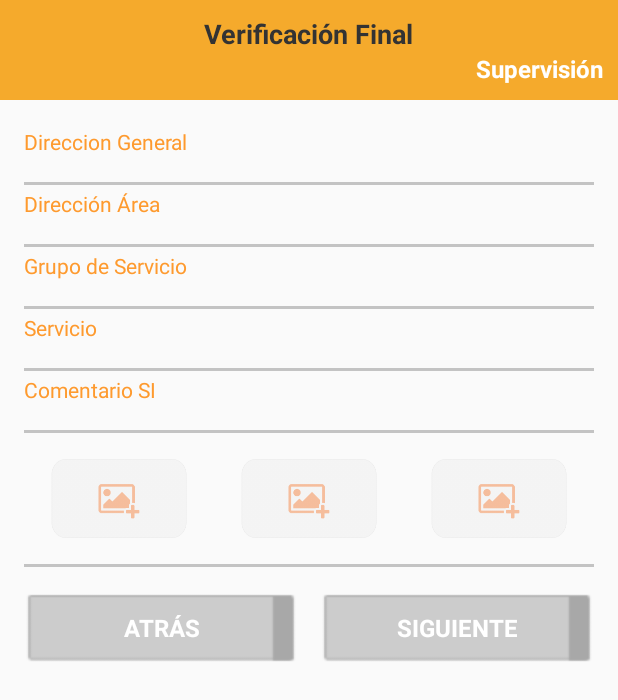
After one commit to alexym/Operaciones, an Android app: the layout activity_detalle2_info.xml on its own in the app's theme, with its tools: preview values and no code run, on a phone screen of 412 x 824 dp. The commit adds this screen. Shown: the top 700 px of the screen. Run offline under Robolectric (Android 15) with nearby library versions, the phone set to English and light mode, and no system bars.

Commit message:
version estable con las correcciones solicitadas sin la carga de imagenes al servidor

```diff
--- a/app/src/debug/res/values/arrays.xml
+++ b/app/src/debug/res/values/arrays.xml
@@ -152,7 +152,7 @@
         <item>No</item>
     </string-array>
     <string-array name="estadoOperacion">
-        <item>Atendido</item>
+        <item>Atendido (+)</item>
     </string-array>
     <string-array name="unidadMedida">
         <item>No Aplica</item>
--- a/app/src/main/AndroidManifest.xml
+++ b/app/src/main/AndroidManifest.xml
@@ -81,6 +81,10 @@
             android:label="@string/title_activity_detalle3_reporte"
             android:screenOrientation="portrait" >
         </activity>
+        <activity
+            android:name=".Detalle2Info"
+            android:label="@string/title_activity_detalle2_info" >
+        </activity>
     </application>
 
 </manifest>
--- a/app/src/main/java/com/agu/operaciones/fragments/FotosYComentario.java
+++ b/app/src/main/java/com/agu/operaciones/fragments/FotosYComentario.java
@@ -189,6 +189,8 @@ public class FotosYComentario extends Fragment {
             descripcionEditText.setText("");
         }else{
             descripcionEditText.setText(mParam2);
+            bundle.putString(COMENTVAL,mParam2);
+            mListener.onFragmentInteraction(bundle);
         }
 
 
--- /dev/null
+++ b/app/src/main/res/layout/activity_detalle2_info.xml
@@ -0,0 +1,329 @@
+
+<LinearLayout xmlns:android="http://schemas.android.com/apk/res/android"
+    xmlns:tools="http://schemas.android.com/tools"
+    android:layout_width="match_parent"
+    android:layout_height="match_parent"
+    android:background="#fafafa"
+    android:orientation="vertical"
+    tools:context="com.AGU.supervisorKitKat.conclusion.ConclusionDetalle2Info" >
+
+    <LinearLayout
+        android:layout_width="match_parent"
+        android:layout_height="wrap_content"
+        android:background="@color/orange_bar"
+        android:orientation="vertical"
+        android:paddingBottom="10dp"
+        android:paddingLeft="10dp"
+        android:paddingRight="10dp"
+        android:paddingTop="10dp">
+        <TextView
+            android:id="@+id/tituluR_textView"
+            android:layout_width="wrap_content"
+            android:layout_height="wrap_content"
+            android:layout_weight="1"
+            android:layout_gravity="center"
+            android:text="Verificación Final"
+            style="@style/textoEtapa"/>
+
+        <LinearLayout
+            android:layout_width="wrap_content"
+            android:layout_height="wrap_content"
+            android:layout_weight="1"
+            android:orientation="horizontal">
+            <RelativeLayout
+                android:layout_width="wrap_content"
+                android:layout_height="wrap_content">
+                <TextView
+                    android:id="@+id/tituloNumTicket2"
+                    android:layout_width="wrap_content"
+                    android:layout_height="wrap_content"
+                    android:layout_gravity="start"
+                    style="@style/textoNavBar" />
+            </RelativeLayout>
+            <RelativeLayout
+                android:layout_width="wrap_content"
+                android:layout_height="wrap_content">
+                <TextView
+                    android:layout_width="match_parent"
+                    android:layout_height="wrap_content"
+                    android:gravity="end"
+                    android:text="Supervisión"
+                    style="@style/textoNavBar"/>
+            </RelativeLayout>
+
+        </LinearLayout>
+
+    </LinearLayout>
+    <ScrollView
+        android:layout_width="fill_parent"
+        android:layout_height="fill_parent" >
+
+        <TableLayout
+            android:layout_width="fill_parent"
+            android:layout_height="fill_parent"
+            android:paddingBottom="@dimen/activity_vertical_margin"
+            android:paddingLeft="@dimen/activity_horizontal_margin"
+            android:paddingRight="@dimen/activity_horizontal_margin"
+            android:paddingTop="@dimen/activity_vertical_margin"
+            android:stretchColumns="1" >
+
+            <TableRow
+                android:layout_width="fill_parent"
+                android:layout_height="wrap_content" >
+
+                <LinearLayout
+                    android:layout_width="0dip"
+                    android:layout_height="wrap_content"
+                    android:layout_weight="1"
+                    android:orientation="vertical" >
+
+                    <LinearLayout
+                        android:layout_width="fill_parent"
+                        android:layout_height="wrap_content"
+                        android:orientation="horizontal" >
+
+                        <TextView
+                            android:layout_width="120dp"
+                            android:layout_height="wrap_content"
+                            android:text="Direccion General"
+                            android:textColor="@color/subtituloInfo" />
+
+                        <TextView
+                            android:id="@+id/dirGenC_textView"
+                            style="@style/textoCampos"
+                            android:layout_width="wrap_content"
+                            android:layout_height="wrap_content" />
+                    </LinearLayout>
+
+                    <ImageView
+
+                        android:layout_width="wrap_content"
+                        android:layout_height="wrap_content"
+                        android:paddingTop="@dimen/activity_vertical_margin"
+                        android:src="@drawable/separador" />
+                </LinearLayout>
+            </TableRow>
+
+            <TableRow>
+
+                <LinearLayout
+                    android:layout_width="0dip"
+                    android:layout_height="wrap_content"
+                    android:layout_weight="1"
+                    android:orientation="vertical" >
+
+                    <LinearLayout
+                        android:layout_width="fill_parent"
+                        android:layout_height="wrap_content"
+                        android:orientation="horizontal" >
+
+                        <TextView
+                            android:layout_width="120dp"
+                            android:layout_height="wrap_content"
+                            android:text="Dirección Área"
+                            android:textColor="@color/subtituloInfo" />
+
+                        <TextView
+                            android:id="@+id/dirAreC_textView"
+                            style="@style/textoCampos"
+                            android:layout_width="wrap_content"
+                            android:layout_height="wrap_content" />
+                    </LinearLayout>
+
+                    <ImageView
+
+                        android:layout_width="wrap_content"
+                        android:layout_height="wrap_content"
+                        android:paddingTop="@dimen/activity_vertical_margin"
+                        android:src="@drawable/separador" />
+                </LinearLayout>
+            </TableRow>
+
+            <TableRow>
+
+                <LinearLayout
+                    android:layout_width="0dip"
+                    android:layout_height="wrap_content"
+                    android:layout_weight="1"
+                    android:orientation="vertical" >
+
+                    <LinearLayout
+                        android:layout_width="fill_parent"
+                        android:layout_height="wrap_content"
+                        android:orientation="horizontal" >
+
+                        <TextView
+                            android:layout_width="120dp"
+                            android:layout_height="wrap_content"
+                            android:text="Grupo de Servicio"
+                            android:textColor="@color/subtituloInfo" />
+
+                        <TextView
+                            android:id="@+id/grupoServicioC_textView"
+                            style="@style/textoCampos"
+                            android:layout_width="wrap_content"
+                            android:layout_height="wrap_content" />
+                    </LinearLayout>
+
+                    <ImageView
+
+                        android:layout_width="wrap_content"
+                        android:layout_height="wrap_content"
+                        android:paddingTop="@dimen/activity_vertical_margin"
+                        android:src="@drawable/separador" />
+                </LinearLayout>
+            </TableRow>
+
+            <TableRow
+                android:layout_width="fill_parent"
+                android:layout_height="wrap_content" >
+
+                <LinearLayout
+                    android:layout_width="0dip"
+                    android:layout_height="wrap_content"
+                    android:layout_weight="1"
+                    android:orientation="vertical" >
+
+                    <LinearLayout
+                        android:layout_width="fill_parent"
+                        android:layout_height="wrap_content"
+                        android:orientation="horizontal" >
+
+                        <TextView
+                            android:layout_width="120dp"
+                            android:layout_height="wrap_content"
+                            android:text="Servicio"
+                            android:textColor="@color/subtituloInfo" />
+
+                        <TextView
+                            android:id="@+id/servicioC_textView"
+                            style="@style/textoCampos"
+                            android:layout_width="wrap_content"
+                            android:layout_height="wrap_content" />
+                    </LinearLayout>
+
+                    <ImageView
+
+                        android:layout_width="wrap_content"
+                        android:layout_height="wrap_content"
+                        android:paddingTop="@dimen/activity_vertical_margin"
+                        android:src="@drawable/separador" />
+                </LinearLayout>
+            </TableRow>
+
+            <TableRow>
+
+                <LinearLayout
+                    android:layout_width="0dip"
+                    android:layout_height="wrap_content"
+                    android:layout_weight="1"
+                    android:orientation="vertical" >
+
+                    <LinearLayout
+                        android:layout_width="fill_parent"
+                        android:layout_height="wrap_content"
+                        android:orientation="horizontal" >
+
+                        <TextView
+                            android:layout_width="120dp"
+                            android:layout_height="wrap_content"
+                            android:text="Comentario SI"
+                            android:textColor="@color/subtituloInfo" />
+
+                        <TextView
+                            android:id="@+id/comentarioSIC_textView"
+                            style="@style/textoCampos"
+                            android:layout_width="wrap_content"
+                            android:layout_height="wrap_content" />
+                    </LinearLayout>
+
+                    <ImageView
+
+                        android:layout_width="wrap_content"
+                        android:layout_height="wrap_content"
+                        android:paddingTop="@dimen/activity_vertical_margin"
+                        android:src="@drawable/separador" />
+                </LinearLayout>
+            </TableRow>
+
+            <TableRow>
+
+                <LinearLayout
+                    android:layout_width="0dip"
+                    android:layout_height="wrap_content"
+                    android:layout_weight="1"
+                    android:orientation="vertical" >
+
+                    <LinearLayout
+                        android:layout_width="fill_parent"
+                        android:layout_height="wrap_content"
+                        android:orientation="horizontal" >
+
+                        <ImageView
+                            android:id="@+id/img1_ImageView"
+                            android:layout_width="0dp"
+                            android:layout_height="70dp"
+                            android:layout_weight="1"
+                            android:paddingTop="@dimen/activity_vertical_margin"
+                            android:src="@drawable/fotodefault" />
+
+                        <ImageView
+                            android:id="@+id/img2_ImageView"
+                            android:layout_width="0dp"
+                            android:layout_height="70dp"
+                            android:layout_weight="1"
+                            android:paddingTop="@dimen/activity_vertical_margin"
+                            android:src="@drawable/fotodefault" />
+
+                        <ImageView
+                            android:id="@+id/img3_ImageView"
+                            android:layout_width="0dp"
+                            android:layout_height="70dp"
+                            android:layout_weight="1"
+                            android:paddingTop="@dimen/activity_vertical_margin"
+                            android:src="@drawable/fotodefault" />
+                    </LinearLayout>
+
+                    <ImageView
+                        android:id="@+id/imageView"
+                        android:layout_width="fill_parent"
+                        android:layout_height="wrap_content"
+                        android:paddingTop="@dimen/activity_vertical_margin"
+                        android:src="@drawable/separador" />
+                </LinearLayout>
+            </TableRow>
+
+            <TableRow>
+
+                <LinearLayout
+                    android:layout_width="0dip"
+                    android:layout_height="wrap_content"
+                    android:layout_weight="1"
+                    android:orientation="horizontal"
+                    android:paddingTop="@dimen/activity_vertical_margin" >
+
+                    <Button
+                        android:id="@+id/backbutton_conclusion2"
+                        style="@style/textoNavBar"
+                        android:layout_width="0dip"
+                        android:layout_height="wrap_content"
+                        android:layout_marginRight="7dp"
+                        android:layout_weight="1"
+                        android:background="@drawable/btn_atras"
+                        android:text="@string/atrasButton" />
+
+                    <Button
+                        android:id="@+id/siguienteC_button"
+                        style="@style/textoNavBar"
+                        android:layout_width="0dip"
+                        android:layout_height="wrap_content"
+                        android:layout_marginLeft="7dp"
+                        android:layout_weight="1"
+                        android:background="@drawable/siguiente_menu"
+                        android:text="@string/siguienteButton" />
+                </LinearLayout>
+            </TableRow>
+        </TableLayout>
+    </ScrollView>
+
+</LinearLayout>
--- a/app/src/main/res/layout/fragment_spinners_supervision_editable.xml
+++ b/app/src/main/res/layout/fragment_spinners_supervision_editable.xml
@@ -106,7 +106,8 @@
                 <EditText
                     android:id="@+id/cantidad_edittext"
                     android:layout_width="match_parent"
-                    android:layout_height="wrap_content" />
+                    android:layout_height="wrap_content"
+                    android:inputType="number"/>
 
             </RelativeLayout>
         </LinearLayout>
--- a/app/src/main/res/values/strings.xml
+++ b/app/src/main/res/values/strings.xml
@@ -77,6 +77,7 @@
     <string name="title_activity_ingreso_reporte_evidencia">Captura de evidencia</string>
     <string name="title_activity_ingreso_reporte_datos">Captura de datos</string>
     <string name="title_activity_maps">Map</string>
+    <string name="title_activity_detalle2_info">Detalle2Info</string>
 
 
 
```
Also changed, not shown: app/src/main/java/com/agu/operaciones/Detalle1Info.java (+37 -7 lines), app/src/main/java/com/agu/operaciones/Detalle2Info.java (added, +246 -0 lines), app/src/main/java/com/agu/operaciones/Detalle3Reporte.java (+8 -1 lines), app/src/main/java/com/agu/operaciones/MapaActivity.java (+2 -5 lines), app/src/main/java/com/agu/operaciones/webservices/DataWebservice.java (+9 -7 lines), app/src/main/res/menu/menu_detalle2_info.xml (added, +7 -0 lines).
